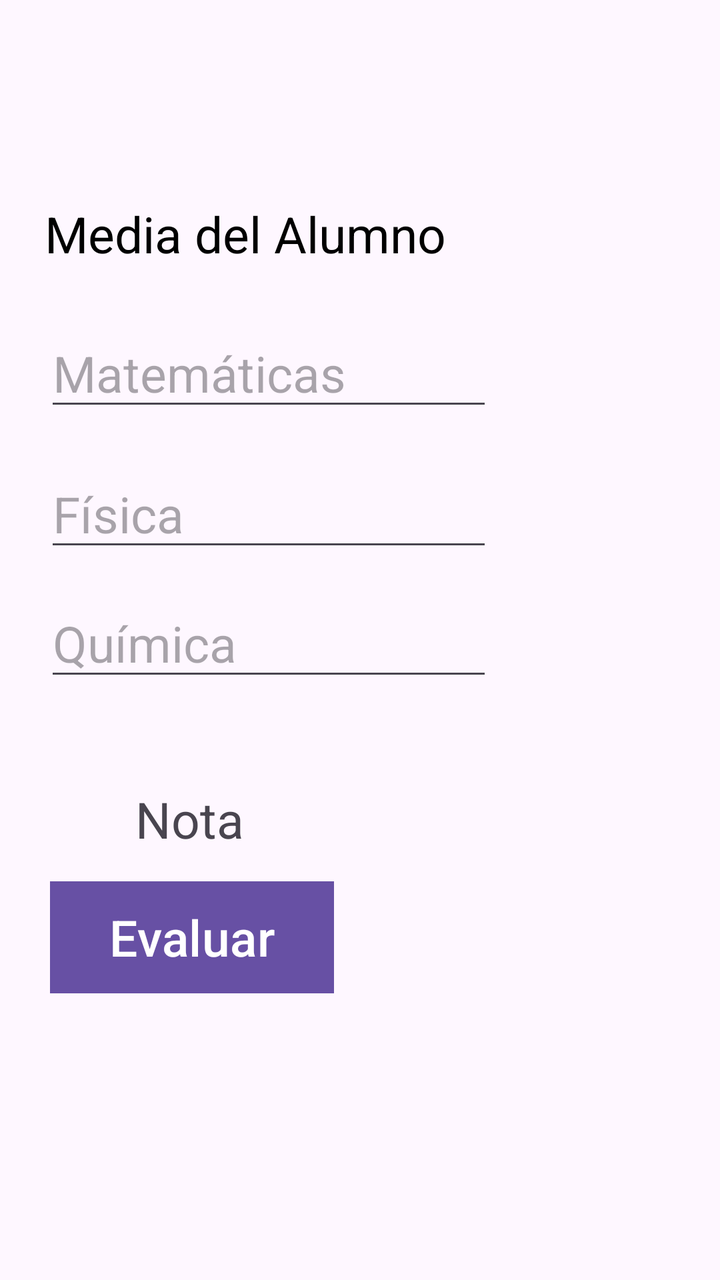
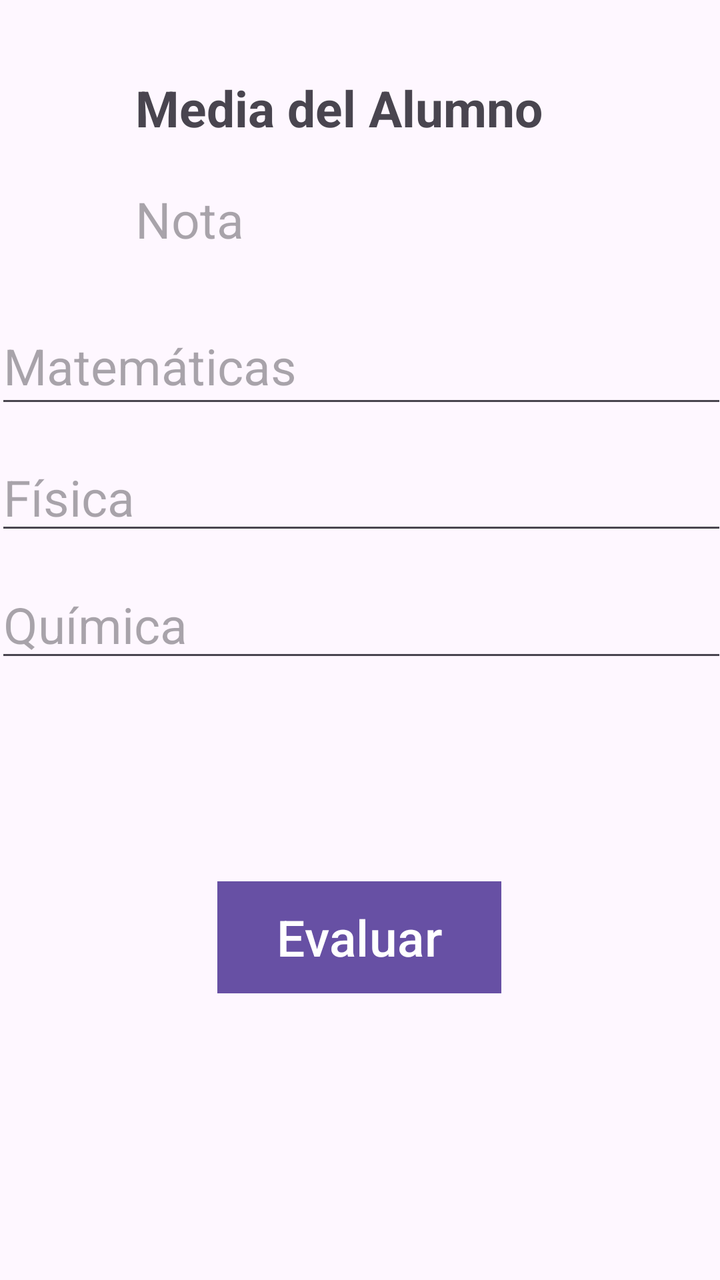

Two renders of the same Android screen: before a commit and after it. Below are the layout's source before the change and the commit's diff.
<!-- AndroidManifest.xml: application theme Theme.PMD -->
<!-- res/layout/activity_main.xml -->
<?xml version="1.0" encoding="utf-8"?>
<androidx.constraintlayout.widget.ConstraintLayout xmlns:android="http://schemas.android.com/apk/res/android"
    xmlns:app="http://schemas.android.com/apk/res-auto"
    xmlns:tools="http://schemas.android.com/tools"
    android:id="@+id/main"
    android:layout_width="match_parent"
    android:layout_height="match_parent"
    tools:context=".MainActivity">

    <EditText
        android:id="@+id/textView4"
        android:layout_width="224dp"
        android:layout_height="wrap_content"
        android:textSize="25sp"
        android:hint="Química"
        android:inputType="numberDecimal"
        app:layout_constraintBottom_toBottomOf="parent"
        app:layout_constraintEnd_toEndOf="parent"
        app:layout_constraintHorizontal_bias="0.165"
        app:layout_constraintStart_toStartOf="parent"
        app:layout_constraintTop_toTopOf="parent" />

    <EditText
        android:id="@+id/textView3"
        android:layout_width="224dp"
        android:layout_height="wrap_content"
        android:textSize="25sp"
        android:hint="Física"
        android:inputType="numberDecimal"
        app:layout_constraintBottom_toBottomOf="parent"
        app:layout_constraintEnd_toEndOf="parent"
        app:layout_constraintHorizontal_bias="0.165"
        app:layout_constraintStart_toStartOf="parent"
        app:layout_constraintTop_toTopOf="parent"
        app:layout_constraintVertical_bias="0.39" />

    <EditText
        android:id="@+id/textView2"
        android:layout_width="224dp"
        android:layout_height="wrap_content"
        android:textSize="25sp"
        android:hint="Matemáticas"
        android:inputType="numberDecimal"
        app:layout_constraintBottom_toBottomOf="parent"
        app:layout_constraintEnd_toEndOf="parent"
        app:layout_constraintHorizontal_bias="0.165"
        app:layout_constraintStart_toStartOf="parent"
        app:layout_constraintTop_toTopOf="parent"
        app:layout_constraintVertical_bias="0.271" />

    <TextView
        android:layout_width="224dp"
        android:layout_height="31dp"
        android:text="Media del Alumno"
        android:textAppearance="bold"
        app:layout_constraintBottom_toBottomOf="parent"
        app:layout_constraintEnd_toEndOf="parent"
        app:layout_constraintHorizontal_bias="0.164"
        app:layout_constraintStart_toStartOf="parent"
        app:layout_constraintTop_toTopOf="parent"
        app:layout_constraintVertical_bias="0.164"
        android:textSize="25sp"
        />

    <TextView
        android:id="@+id/textView6"
        android:layout_width="224dp"
        android:layout_height="31dp"
        android:text="Nota"
        android:textSize="25sp"
        app:layout_constraintBottom_toBottomOf="parent"
        app:layout_constraintEnd_toEndOf="parent"
        app:layout_constraintHorizontal_bias="0.497"
        app:layout_constraintStart_toStartOf="parent"
        app:layout_constraintTop_toTopOf="parent"
        app:layout_constraintVertical_bias="0.645" />

    <com.google.android.material.button.MaterialButton
        android:id="@+id/btnCalcular"
        android:layout_width="142dp"
        android:layout_height="64dp"
        android:text="Evaluar"
        android:textSize="25sp"
        app:cornerRadius="0dp"
        app:layout_constraintBottom_toBottomOf="parent"
        app:layout_constraintEnd_toEndOf="parent"
        app:layout_constraintHorizontal_bias="0.115"
        app:layout_constraintStart_toStartOf="parent"
        app:layout_constraintTop_toTopOf="parent"
        app:layout_constraintVertical_bias="0.758" />

</androidx.constraintlayout.widget.ConstraintLayout>
<!-- resources referenced by this layout -->
<resources>
  <style name="Theme.PMD" parent="Base.Theme.PMD" />
  <style name="Base.Theme.PMD" parent="Theme.Material3.DayNight.NoActionBar">
          
          
      </style>
</resources>

<!-- the commit's change to res/layout/activity_main.xml (unified diff, before → after) -->
@@ -8,72 +8,72 @@
     tools:context=".MainActivity">
 
     <EditText
-        android:id="@+id/textView4"
-        android:layout_width="224dp"
+        android:id="@+id/etNumero3"
+        android:layout_width="366dp"
         android:layout_height="wrap_content"
-        android:textSize="25sp"
         android:hint="Química"
         android:inputType="numberDecimal"
+        android:textSize="25sp"
         app:layout_constraintBottom_toBottomOf="parent"
         app:layout_constraintEnd_toEndOf="parent"
-        app:layout_constraintHorizontal_bias="0.165"
+        app:layout_constraintHorizontal_bias="0.488"
         app:layout_constraintStart_toStartOf="parent"
-        app:layout_constraintTop_toTopOf="parent" />
+        app:layout_constraintTop_toTopOf="parent"
+        app:layout_constraintVertical_bias="0.484" />
 
     <EditText
-        android:id="@+id/textView3"
-        android:layout_width="224dp"
+        android:id="@+id/etNumero2"
+        android:layout_width="366dp"
         android:layout_height="wrap_content"
-        android:textSize="25sp"
         android:hint="Física"
         android:inputType="numberDecimal"
+        android:textSize="25sp"
         app:layout_constraintBottom_toBottomOf="parent"
         app:layout_constraintEnd_toEndOf="parent"
-        app:layout_constraintHorizontal_bias="0.165"
+        app:layout_constraintHorizontal_bias="0.488"
         app:layout_constraintStart_toStartOf="parent"
         app:layout_constraintTop_toTopOf="parent"
-        app:layout_constraintVertical_bias="0.39" />
+        app:layout_constraintVertical_bias="0.376" />
 
     <EditText
-        android:id="@+id/textView2"
-        android:layout_width="224dp"
-        android:layout_height="wrap_content"
-        android:textSize="25sp"
+        android:id="@+id/etNumero1"
+        android:layout_width="366dp"
+        android:layout_height="55dp"
         android:hint="Matemáticas"
         android:inputType="numberDecimal"
+        android:textSize="25sp"
         app:layout_constraintBottom_toBottomOf="parent"
         app:layout_constraintEnd_toEndOf="parent"
-        app:layout_constraintHorizontal_bias="0.165"
+        app:layout_constraintHorizontal_bias="0.488"
         app:layout_constraintStart_toStartOf="parent"
         app:layout_constraintTop_toTopOf="parent"
-        app:layout_constraintVertical_bias="0.271" />
+        app:layout_constraintVertical_bias="0.263" />
 
     <TextView
         android:layout_width="224dp"
         android:layout_height="31dp"
         android:text="Media del Alumno"
-        android:textAppearance="bold"
-        app:layout_constraintBottom_toBottomOf="parent"
-        app:layout_constraintEnd_toEndOf="parent"
-        app:layout_constraintHorizontal_bias="0.164"
-        app:layout_constraintStart_toStartOf="parent"
-        app:layout_constraintTop_toTopOf="parent"
-        app:layout_constraintVertical_bias="0.164"
-        android:textSize="25sp"
-        />
-
-    <TextView
-        android:id="@+id/textView6"
-        android:layout_width="224dp"
-        android:layout_height="31dp"
-        android:text="Nota"
+        android:textStyle="bold"
         android:textSize="25sp"
         app:layout_constraintBottom_toBottomOf="parent"
         app:layout_constraintEnd_toEndOf="parent"
         app:layout_constraintHorizontal_bias="0.497"
         app:layout_constraintStart_toStartOf="parent"
         app:layout_constraintTop_toTopOf="parent"
-        app:layout_constraintVertical_bias="0.645" />
+        app:layout_constraintVertical_bias="0.061" />
+
+    <TextView
+        android:id="@+id/tvResultado"
+        android:layout_width="224dp"
+        android:layout_height="31dp"
+        android:hint="Nota"
+        android:textSize="25sp"
+        app:layout_constraintBottom_toBottomOf="parent"
+        app:layout_constraintEnd_toEndOf="parent"
+        app:layout_constraintHorizontal_bias="0.497"
+        app:layout_constraintStart_toStartOf="parent"
+        app:layout_constraintTop_toTopOf="parent"
+        app:layout_constraintVertical_bias="0.152" />
 
     <com.google.android.material.button.MaterialButton
         android:id="@+id/btnCalcular"
@@ -84,7 +84,7 @@
         app:cornerRadius="0dp"
         app:layout_constraintBottom_toBottomOf="parent"
         app:layout_constraintEnd_toEndOf="parent"
-        app:layout_constraintHorizontal_bias="0.115"
+        app:layout_constraintHorizontal_bias="0.498"
         app:layout_constraintStart_toStartOf="parent"
         app:layout_constraintTop_toTopOf="parent"
         app:layout_constraintVertical_bias="0.758" />
